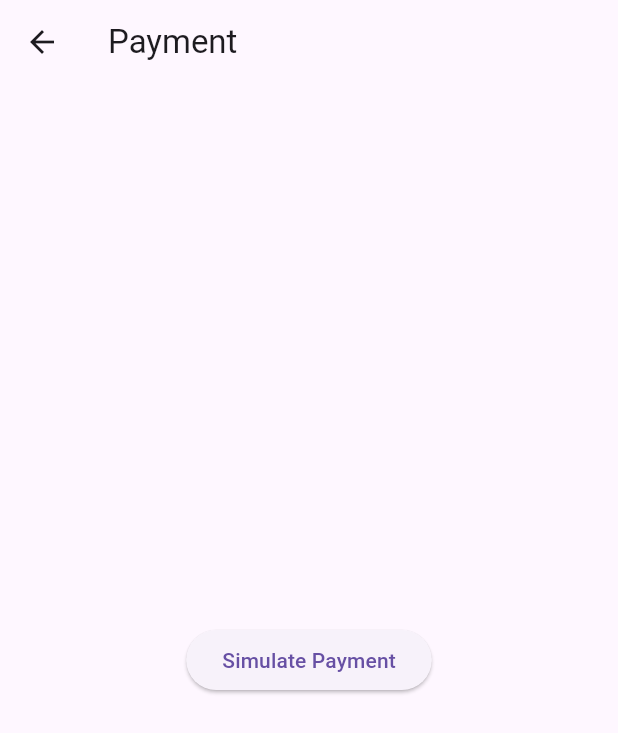
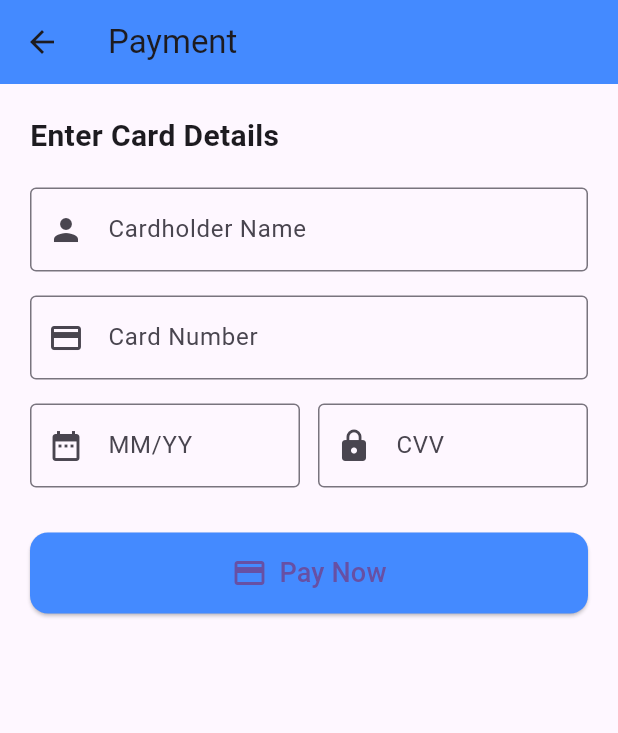
Before and after one commit to Klavaklava777/Application_satemirova, a Flutter app: the PaymentScreen screen opened by its route, on a phone screen of 412 x 824 dp. Shown: the top 733 px of the screen. Run offline on Flutter 3.47's test engine with Material 3 defaults, Android fonts, the phone set to English and light mode, and no system bars; our stand-ins replace shared_preferences; accounts and stored records are empty.

Commit message:
payment_screen.dart

```diff
--- a/lib/screens/payment_screen.dart
+++ b/lib/screens/payment_screen.dart
@@ -1,21 +1,133 @@
 import 'package:flutter/material.dart';
 
-class PaymentScreen extends StatelessWidget {
+class PaymentScreen extends StatefulWidget {
   const PaymentScreen({super.key});
+
+  @override
+  State<PaymentScreen> createState() => _PaymentScreenState();
+}
+
+class _PaymentScreenState extends State<PaymentScreen> {
+  final _formKey = GlobalKey<FormState>();
+
+  final _cardNumberController = TextEditingController();
+  final _expiryDateController = TextEditingController();
+  final _cvvController = TextEditingController();
+  final _cardHolderController = TextEditingController();
 
   @override
   Widget build(BuildContext context) {
     return Scaffold(
-      appBar: AppBar(title: const Text('Payment')),
-      body: Center(
-        child: ElevatedButton(
-          child: const Text('Simulate Payment'),
-          onPressed: () {
-            ScaffoldMessenger.of(context).showSnackBar(
-              const SnackBar(content: Text('Payment Successful!')),
-            );
-            Navigator.pop(context);
-          },
+      appBar: AppBar(
+        title: const Text("Payment"),
+        backgroundColor: Colors.blueAccent,
+      ),
+      body: SingleChildScrollView(
+        padding: const EdgeInsets.all(20),
+        child: Form(
+          key: _formKey,
+          child: Column(
+            crossAxisAlignment: CrossAxisAlignment.start,
+            children: [
+              const Text(
+                "Enter Card Details",
+                style: TextStyle(fontSize: 20, fontWeight: FontWeight.bold),
+              ),
+              const SizedBox(height: 20),
+
+              // Cardholder name
+              TextFormField(
+                controller: _cardHolderController,
+                decoration: const InputDecoration(
+                  labelText: "Cardholder Name",
+                  prefixIcon: Icon(Icons.person),
+                  border: OutlineInputBorder(),
+                ),
+                validator: (value) =>
+                value!.isEmpty ? "Please enter name" : null,
+              ),
+              const SizedBox(height: 16),
+
+              // Card number
+              TextFormField(
+                controller: _cardNumberController,
+                keyboardType: TextInputType.number,
+                decoration: const InputDecoration(
+                  labelText: "Card Number",
+                  prefixIcon: Icon(Icons.credit_card),
+                  border: OutlineInputBorder(),
+                ),
+                validator: (value) => value!.length < 16
+                    ? "Enter valid 16-digit card number"
+                    : null,
+              ),
+              const SizedBox(height: 16),
+
+              // Expiry & CVV row
+              Row(
+                children: [
+                  Expanded(
+                    child: TextFormField(
+                      controller: _expiryDateController,
+                      keyboardType: TextInputType.datetime,
+                      decoration: const InputDecoration(
+                        labelText: "MM/YY",
+                        prefixIcon: Icon(Icons.date_range),
+                        border: OutlineInputBorder(),
+                      ),
+                      validator: (value) =>
+                      value!.isEmpty ? "Enter expiry" : null,
+                    ),
+                  ),
+                  const SizedBox(width: 12),
+                  Expanded(
+                    child: TextFormField(
+                      controller: _cvvController,
+                      keyboardType: TextInputType.number,
+                      obscureText: true,
+                      decoration: const InputDecoration(
+                        labelText: "CVV",
+                        prefixIcon: Icon(Icons.lock),
+                        border: OutlineInputBorder(),
+                      ),
+                      validator: (value) =>
+                      value!.length != 3 ? "Enter 3-digit CVV" : null,
+                    ),
+                  ),
+                ],
+              ),
+              const SizedBox(height: 30),
+
+              // Pay button
+              SizedBox(
+                width: double.infinity,
+                child: ElevatedButton.icon(
+                  style: ElevatedButton.styleFrom(
+                    padding: const EdgeInsets.symmetric(vertical: 14),
+                    backgroundColor: Colors.blueAccent,
+                    shape: RoundedRectangleBorder(
+                      borderRadius: BorderRadius.circular(12),
+                    ),
+                  ),
+                  icon: const Icon(Icons.payment, size: 24),
+                  label: const Text(
+                    "Pay Now",
+                    style: TextStyle(fontSize: 18),
+                  ),
+                  onPressed: () {
+                    if (_formKey.currentState!.validate()) {
+                      ScaffoldMessenger.of(context).showSnackBar(
+                        const SnackBar(
+                          content: Text("Payment successful ✅"),
+                        ),
+                      );
+                      Navigator.pop(context);
+                    }
+                  },
+                ),
+              ),
+            ],
+          ),
         ),
       ),
     );
```
